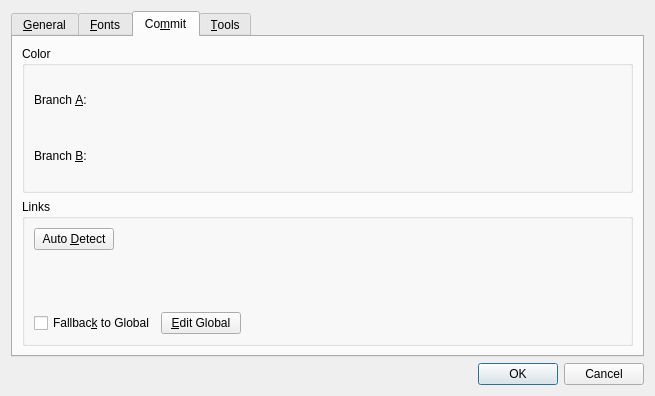
The window that qgitc/preferences.ui (timxx/qgitc) describes before a commit, drawn with Qt 5.
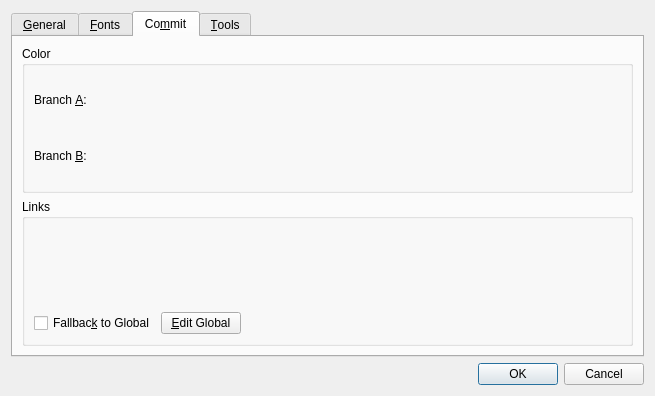
The same window after the commit. The open tabs and pages were chosen to show the change. Custom widgets are drawn as their Qt base class.

Commit message: Move Auto Detect to the link edit widget

```diff
--- a/qgitc/preferences.ui
+++ b/qgitc/preferences.ui
@@ -365,33 +365,6 @@
           <string>Links</string>
          </property>
          <layout class="QVBoxLayout" name="verticalLayout_9">
-          <item>
-           <layout class="QHBoxLayout" name="horizontalLayout_5">
-            <item>
-             <widget class="QPushButton" name="btnDetect">
-              <property name="toolTip">
-               <string>Audo detect current repo's settings</string>
-              </property>
-              <property name="text">
-               <string>Auto &amp;Detect</string>
-              </property>
-             </widget>
-            </item>
-            <item>
-             <spacer name="horizontalSpacer_5">
-              <property name="orientation">
-               <enum>Qt::Horizontal</enum>
-              </property>
-              <property name="sizeHint" stdset="0">
-               <size>
-                <width>40</width>
-                <height>20</height>
-               </size>
-              </property>
-             </spacer>
-            </item>
-           </layout>
-          </item>
           <item>
            <widget class="LinkEditWidget" name="linkEditWidget" native="true"/>
           </item>
```
The commit also changes 6 other files.
